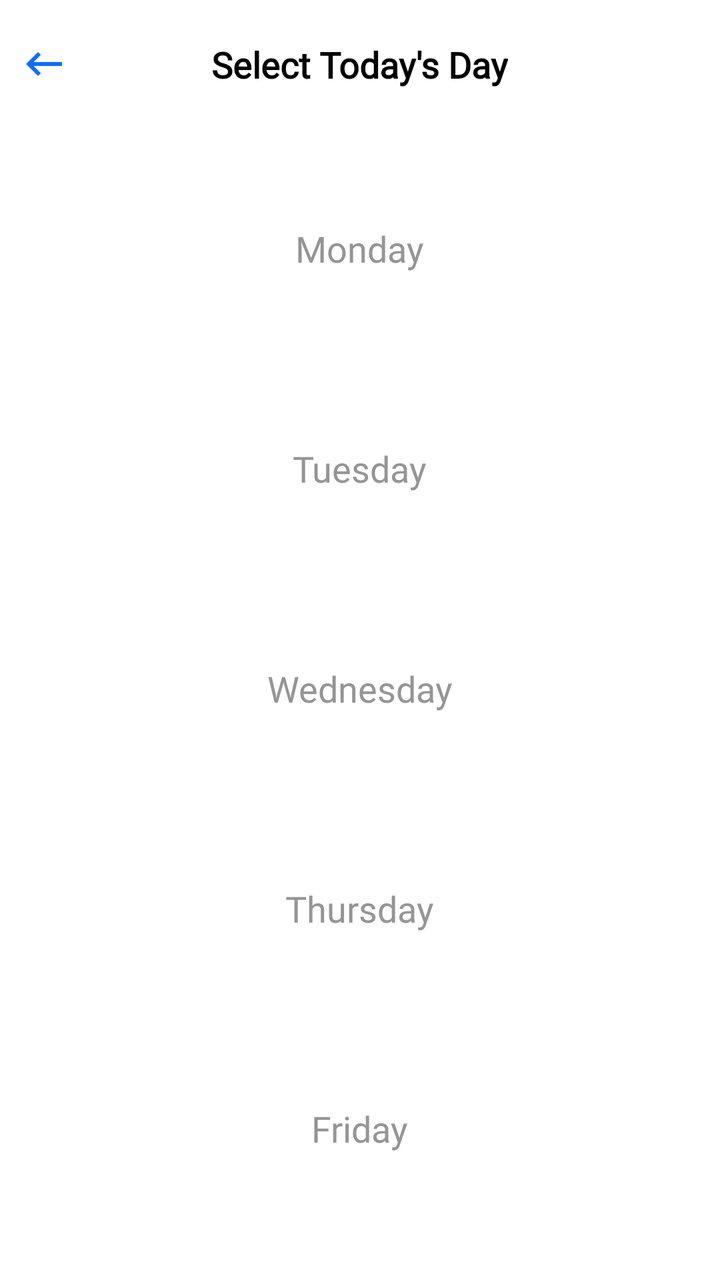
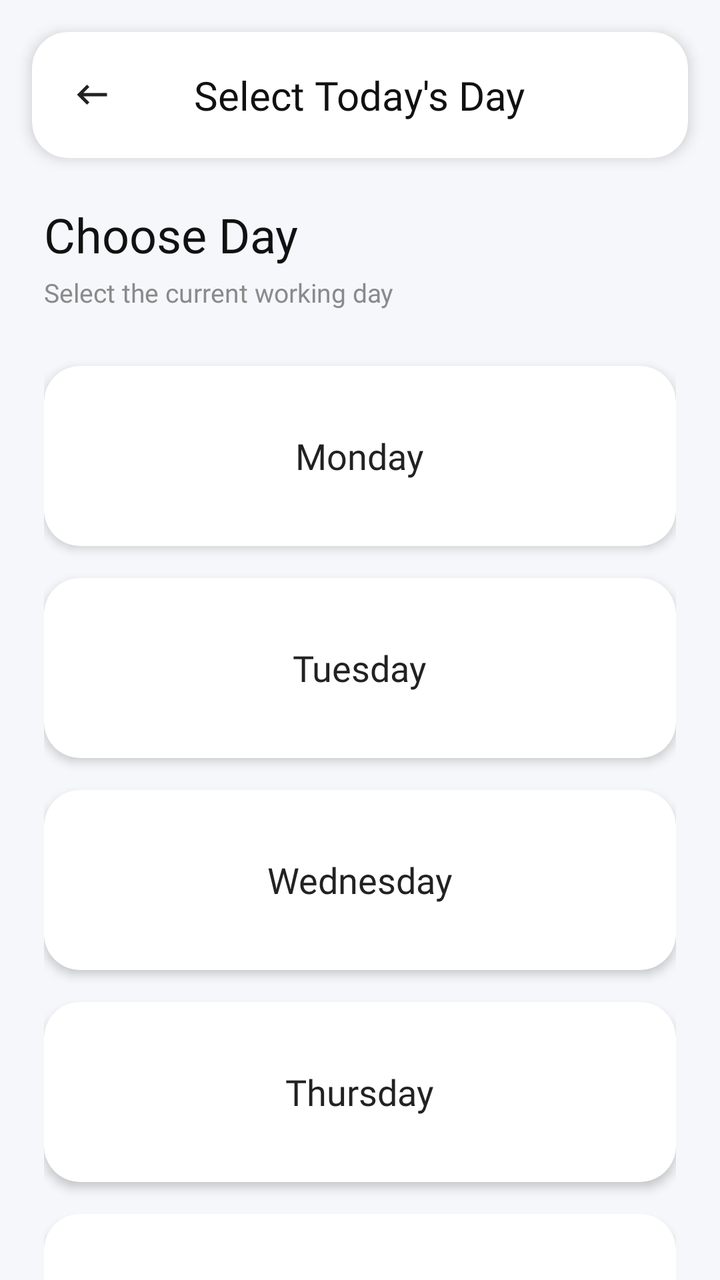

An Android layout rendered at two revisions. The XML below is the earlier revision; the diff shows what the commit changed to produce the second picture.
<!-- AndroidManifest.xml: application theme Theme.LMSKotlin -->
<!-- res/layout/activity_days.xml -->
<?xml version="1.0" encoding="utf-8"?>
<RelativeLayout xmlns:android="http://schemas.android.com/apk/res/android"
    xmlns:app="http://schemas.android.com/apk/res-auto"
    xmlns:tools="http://schemas.android.com/tools"
    android:layout_width="match_parent"
    android:layout_height="match_parent"
    android:background="@color/white"
    tools:context=".DaysActivity">

    <RelativeLayout
        android:id="@+id/toolbarRl"
        android:layout_width="match_parent"
        android:layout_height="wrap_content"
        android:layout_marginTop="20dp"
        android:elevation="20dp"
        android:gravity="center_vertical">

        <ImageView
            android:id="@+id/backBtn"
            android:layout_width="wrap_content"
            android:layout_height="wrap_content"
            android:layout_marginStart="10dp"
            android:src="@drawable/ic_back_black"
            app:tint="@color/colorPrimary" />

        <TextView
            android:layout_width="wrap_content"
            android:layout_height="wrap_content"
            android:layout_centerHorizontal="true"
            android:text="Select Today's Day"
            android:textColor="@color/black"
            android:textSize="18sp"
            android:fontFamily="@font/segoe_ui_bold"
            android:textStyle="bold" />

    </RelativeLayout>

    <androidx.core.widget.NestedScrollView
        android:layout_width="match_parent"
        android:layout_height="wrap_content"
        android:layout_below="@id/toolbarRl">

        <RelativeLayout
            android:layout_width="match_parent"
            android:layout_height="match_parent"
            android:elevation="10dp"
            android:layout_marginTop="10dp">

            <RelativeLayout
                android:id="@+id/mondayRl"
                android:layout_width="match_parent"
                android:layout_height="100dp"
                android:layout_marginBottom="10dp"
                android:layout_marginEnd="22dp"
                android:layout_marginStart="22dp"
                android:layout_marginTop="20dp"
                android:elevation="20dp">

                <TextView
                    android:id="@+id/monday"
                    android:layout_width="wrap_content"
                    android:layout_height="wrap_content"
                    android:layout_centerInParent="true"
                    android:fontFamily="@font/seg_ui_semibold"
                    android:padding="22dp"
                    android:text="Monday"
                    android:textColor="@color/colorGray02"
                    android:textSize="18sp" />


            </RelativeLayout>

            <RelativeLayout
                android:id="@+id/tuesdayRl"
                android:layout_width="match_parent"
                android:layout_height="100dp"
                android:layout_below="@id/mondayRl"
                android:layout_marginBottom="10dp"
                android:layout_marginEnd="22dp"
                android:layout_marginStart="22dp"
                android:elevation="10dp">

                <TextView
                    android:id="@+id/tuesday"
                    android:layout_width="wrap_content"
                    android:layout_height="wrap_content"
                    android:layout_centerInParent="true"
                    android:fontFamily="@font/seg_ui_semibold"
                    android:padding="22dp"
                    android:text="Tuesday"
                    android:textColor="@color/colorGray02"
                    android:textSize="18sp" />


            </RelativeLayout>

            <RelativeLayout
                android:id="@+id/wednesdayRl"
                android:layout_width="match_parent"
                android:layout_height="100dp"
                android:layout_below="@id/tuesdayRl"
                android:layout_marginStart="22dp"
                android:layout_marginEnd="22dp"
                android:layout_marginBottom="10dp"
                android:elevation="10dp">

                <TextView
                    android:id="@+id/wednesday"
                    android:layout_width="wrap_content"
                    android:layout_height="wrap_content"
                    android:layout_centerInParent="true"
                    android:fontFamily="@font/seg_ui_semibold"
                    android:padding="22dp"
                    android:text="Wednesday"
                    android:textColor="@color/colorGray02"
                    android:textSize="18sp" />

            </RelativeLayout>

            <RelativeLayout
                android:id="@+id/thurRl"
                android:layout_width="match_parent"
                android:layout_height="100dp"
                android:layout_below="@id/wednesdayRl"
                android:layout_marginStart="22dp"
                android:layout_marginEnd="22dp"
                android:layout_marginBottom="10dp"
                android:elevation="10dp">

                <TextView
                    android:id="@+id/thursday"
                    android:layout_width="wrap_content"
                    android:layout_height="wrap_content"
                    android:layout_centerInParent="true"
                    android:fontFamily="@font/seg_ui_semibold"
                    android:padding="22dp"
                    android:text="Thursday"
                    android:textColor="@color/colorGray02"
                    android:textSize="18sp" />

            </RelativeLayout>

            <RelativeLayout
                android:id="@+id/fridayRl"
                android:layout_width="match_parent"
                android:layout_height="100dp"
                android:layout_below="@id/thurRl"
                android:layout_marginBottom="10dp"
                android:layout_marginEnd="22dp"
                android:layout_marginStart="22dp"
                android:elevation="10dp">

                <TextView
                    android:id="@+id/friday"
                    android:layout_width="wrap_content"
                    android:layout_height="wrap_content"
                    android:layout_centerInParent="true"
                    android:fontFamily="@font/seg_ui_semibold"
                    android:padding="22dp"
                    android:text="Friday"
                    android:textColor="@color/colorGray02"
                    android:textSize="18sp" />

            </RelativeLayout>

            <RelativeLayout
                android:id="@+id/satRl"
                android:layout_width="match_parent"
                android:layout_height="100dp"
                android:layout_below="@id/fridayRl"
                android:layout_marginBottom="10dp"
                android:layout_marginStart="22dp"
                android:layout_marginEnd="22dp"
                android:elevation="10dp">

                <TextView
                    android:id="@+id/saturday"
                    android:layout_width="wrap_content"
                    android:layout_height="wrap_content"
                    android:layout_centerInParent="true"
                    android:fontFamily="@font/seg_ui_semibold"
                    android:padding="22dp"
                    android:text="Saturday"
                    android:textColor="@color/colorGray02"
                    android:textSize="18sp" />

            </RelativeLayout>

        </RelativeLayout>

    </androidx.core.widget.NestedScrollView>

</RelativeLayout>
<!-- resources referenced by this layout -->
<resources>
  <color name="black">#FF000000</color>
  <color name="colorGray02">#959595</color>
  <color name="colorPrimary">#0d6efd</color>
  <color name="white">#FFFFFFFF</color>
  <!-- drawable ic_back_black (drawable) -->
  <vector android:autoMirrored="true" android:height="24dp"
      android:tint="#000000" android:viewportHeight="24"
      android:viewportWidth="24" android:width="24dp" xmlns:android="http://schemas.android.com/apk/res/android">
      <path android:fillColor="@android:color/white" android:pathData="M21,11H6.83l3.58,-3.59L9,6l-6,6 6,6 1.41,-1.41L6.83,13H21z"/>
  </vector>
  <style name="Theme.LMSKotlin" parent="Theme.MaterialComponents.DayNight.NoActionBar">
          
          <item name="colorPrimary">@color/colorPrimary</item>
          <item name="colorPrimaryVariant">@color/colorPrimary</item>
          <item name="colorOnPrimary">@color/white</item>
          
          <item name="colorSecondary">@color/colorPrimary</item>
          <item name="colorSecondaryVariant">@color/colorPrimary</item>
          <item name="colorOnSecondary">@color/black</item>
          
          <item name="android:statusBarColor">?attr/colorPrimaryVariant</item>
          
      </style>
</resources>

<!-- the commit's change to res/layout/activity_days.xml (unified diff, before → after) -->
@@ -1,193 +1,225 @@
 <?xml version="1.0" encoding="utf-8"?>
-<RelativeLayout xmlns:android="http://schemas.android.com/apk/res/android"
+<androidx.constraintlayout.widget.ConstraintLayout
+    xmlns:android="http://schemas.android.com/apk/res/android"
     xmlns:app="http://schemas.android.com/apk/res-auto"
     xmlns:tools="http://schemas.android.com/tools"
     android:layout_width="match_parent"
     android:layout_height="match_parent"
-    android:background="@color/white"
+    android:background="#F5F7FA"
     tools:context=".DaysActivity">
 
-    <RelativeLayout
+    
+    <androidx.cardview.widget.CardView
         android:id="@+id/toolbarRl"
-        android:layout_width="match_parent"
+        android:layout_width="0dp"
         android:layout_height="wrap_content"
-        android:layout_marginTop="20dp"
-        android:elevation="20dp"
-        android:gravity="center_vertical">
-
-        <ImageView
-            android:id="@+id/backBtn"
-            android:layout_width="wrap_content"
-            android:layout_height="wrap_content"
-            android:layout_marginStart="10dp"
-            android:src="@drawable/ic_back_black"
-            app:tint="@color/colorPrimary" />
-
-        <TextView
-            android:layout_width="wrap_content"
-            android:layout_height="wrap_content"
-            android:layout_centerHorizontal="true"
-            android:text="Select Today's Day"
-            android:textColor="@color/black"
-            android:textSize="18sp"
-            android:fontFamily="@font/segoe_ui_bold"
-            android:textStyle="bold" />
-
-    </RelativeLayout>
-
-    <androidx.core.widget.NestedScrollView
-        android:layout_width="match_parent"
-        android:layout_height="wrap_content"
-        android:layout_below="@id/toolbarRl">
+        android:layout_marginStart="16dp"
+        android:layout_marginTop="16dp"
+        android:layout_marginEnd="16dp"
+        app:cardBackgroundColor="@android:color/white"
+        app:cardCornerRadius="18dp"
+        app:cardElevation="4dp"
+        app:layout_constraintEnd_toEndOf="parent"
+        app:layout_constraintStart_toStartOf="parent"
+        app:layout_constraintTop_toTopOf="parent">
 
         <RelativeLayout
             android:layout_width="match_parent"
-            android:layout_height="match_parent"
-            android:elevation="10dp"
-            android:layout_marginTop="10dp">
-
-            <RelativeLayout
+            android:layout_height="wrap_content"
+            android:padding="18dp">
+
+            <ImageView
+                android:id="@+id/backBtn"
+                android:layout_width="24dp"
+                android:layout_height="24dp"
+                android:layout_alignParentStart="true"
+                android:layout_centerVertical="true"
+                android:padding="2dp"
+                android:src="@drawable/ic_back_black"
+                app:tint="#222222" />
+
+            <TextView
+                android:layout_width="wrap_content"
+                android:layout_height="wrap_content"
+                android:layout_centerInParent="true"
+                android:fontFamily="@font/segoe_ui_bold"
+                android:text="Select Today's Day"
+                android:textColor="#111111"
+                android:textSize="20sp" />
+
+        </RelativeLayout>
+
+    </androidx.cardview.widget.CardView>
+
+    
+    <androidx.core.widget.NestedScrollView
+        android:layout_width="0dp"
+        android:layout_height="0dp"
+        android:fillViewport="true"
+        app:layout_constraintTop_toBottomOf="@id/toolbarRl"
+        app:layout_constraintBottom_toBottomOf="parent"
+        app:layout_constraintStart_toStartOf="parent"
+        app:layout_constraintEnd_toEndOf="parent">
+
+        <LinearLayout
+            android:layout_width="match_parent"
+            android:layout_height="wrap_content"
+            android:orientation="vertical"
+            android:padding="22dp">
+
+            
+            <TextView
+                android:layout_width="wrap_content"
+                android:layout_height="wrap_content"
+                android:fontFamily="@font/segoe_ui_bold"
+                android:text="Choose Day"
+                android:textColor="#111111"
+                android:textSize="24sp" />
+
+            <TextView
+                android:layout_width="wrap_content"
+                android:layout_height="wrap_content"
+                android:layout_marginTop="4dp"
+                android:fontFamily="@font/seg_ui_semibold"
+                android:text="Select the current working day"
+                android:textColor="#8A8A8A"
+                android:textSize="13sp" />
+
+            
+            <androidx.cardview.widget.CardView
                 android:id="@+id/mondayRl"
                 android:layout_width="match_parent"
-                android:layout_height="100dp"
+                android:layout_height="90dp"
+                android:layout_marginTop="28dp"
+                app:cardBackgroundColor="@android:color/white"
+                app:cardCornerRadius="18dp"
+                app:cardElevation="3dp">
+
+                <TextView
+                    android:id="@+id/monday"
+                    android:layout_width="wrap_content"
+                    android:layout_height="wrap_content"
+                    android:layout_gravity="center"
+                    android:fontFamily="@font/seg_ui_semibold"
+                    android:text="Monday"
+                    android:textColor="#222222"
+                    android:textSize="18sp" />
+
+            </androidx.cardview.widget.CardView>
+
+            
+            <androidx.cardview.widget.CardView
+                android:id="@+id/tuesdayRl"
+                android:layout_width="match_parent"
+                android:layout_height="90dp"
+                android:layout_marginTop="16dp"
+                app:cardBackgroundColor="@android:color/white"
+                app:cardCornerRadius="18dp"
+                app:cardElevation="3dp">
+
+                <TextView
+                    android:id="@+id/tuesday"
+                    android:layout_width="wrap_content"
+                    android:layout_height="wrap_content"
+                    android:layout_gravity="center"
+                    android:fontFamily="@font/seg_ui_semibold"
+                    android:text="Tuesday"
+                    android:textColor="#222222"
+                    android:textSize="18sp" />
+
+            </androidx.cardview.widget.CardView>
+
+            
+            <androidx.cardview.widget.CardView
+                android:id="@+id/wednesdayRl"
+                android:layout_width="match_parent"
+                android:layout_height="90dp"
+                android:layout_marginTop="16dp"
+                app:cardBackgroundColor="@android:color/white"
+                app:cardCornerRadius="18dp"
+                app:cardElevation="3dp">
+
+                <TextView
+                    android:id="@+id/wednesday"
+                    android:layout_width="wrap_content"
+                    android:layout_height="wrap_content"
+                    android:layout_gravity="center"
+                    android:fontFamily="@font/seg_ui_semibold"
+                    android:text="Wednesday"
+                    android:textColor="#222222"
+                    android:textSize="18sp" />
+
+            </androidx.cardview.widget.CardView>
+
+            
+            <androidx.cardview.widget.CardView
+                android:id="@+id/thurRl"
+                android:layout_width="match_parent"
+                android:layout_height="90dp"
+                android:layout_marginTop="16dp"
+                app:cardBackgroundColor="@android:color/white"
+                app:cardCornerRadius="18dp"
+                app:cardElevation="3dp">
+
+                <TextView
+                    android:id="@+id/thursday"
+                    android:layout_width="wrap_content"
+                    android:layout_height="wrap_content"
+                    android:layout_gravity="center"
+                    android:fontFamily="@font/seg_ui_semibold"
+                    android:text="Thursday"
+                    android:textColor="#222222"
+                    android:textSize="18sp" />
+
+            </androidx.cardview.widget.CardView>
+
+            
+            <androidx.cardview.widget.CardView
+                android:id="@+id/fridayRl"
+                android:layout_width="match_parent"
+                android:layout_height="90dp"
+                android:layout_marginTop="16dp"
+                app:cardBackgroundColor="@android:color/white"
+                app:cardCornerRadius="18dp"
+                app:cardElevation="3dp">
+
+                <TextView
+                    android:id="@+id/friday"
+                    android:layout_width="wrap_content"
+                    android:layout_height="wrap_content"
+                    android:layout_gravity="center"
+                    android:fontFamily="@font/seg_ui_semibold"
+                    android:text="Friday"
+                    android:textColor="#222222"
+                    android:textSize="18sp" />
+
+            </androidx.cardview.widget.CardView>
+
+            
+            <androidx.cardview.widget.CardView
+                android:id="@+id/satRl"
+                android:layout_width="match_parent"
+                android:layout_height="90dp"
+                android:layout_marginTop="16dp"
                 android:layout_marginBottom="10dp"
-                android:layout_marginEnd="22dp"
-                android:layout_marginStart="22dp"
-                android:layout_marginTop="20dp"
-                android:elevation="20dp">
-
-                <TextView
-                    android:id="@+id/monday"
-                    android:layout_width="wrap_content"
-                    android:layout_height="wrap_content"
-                    android:layout_centerInParent="true"
-                    android:fontFamily="@font/seg_ui_semibold"
-                    android:padding="22dp"
-                    android:text="Monday"
-                    android:textColor="@color/colorGray02"
-                    android:textSize="18sp" />
-
-
-            </RelativeLayout>
-
-            <RelativeLayout
-                android:id="@+id/tuesdayRl"
-                android:layout_width="match_parent"
-                android:layout_height="100dp"
-                android:layout_below="@id/mondayRl"
-                android:layout_marginBottom="10dp"
-                android:layout_marginEnd="22dp"
-                android:layout_marginStart="22dp"
-                android:elevation="10dp">
-
-                <TextView
-                    android:id="@+id/tuesday"
-                    android:layout_width="wrap_content"
-                    android:layout_height="wrap_content"
-                    android:layout_centerInParent="true"
-                    android:fontFamily="@font/seg_ui_semibold"
-                    android:padding="22dp"
-                    android:text="Tuesday"
-                    android:textColor="@color/colorGray02"
-                    android:textSize="18sp" />
-
-
-            </RelativeLayout>
-
-            <RelativeLayout
-                android:id="@+id/wednesdayRl"
-                android:layout_width="match_parent"
-                android:layout_height="100dp"
-                android:layout_below="@id/tuesdayRl"
-                android:layout_marginStart="22dp"
-                android:layout_marginEnd="22dp"
-                android:layout_marginBottom="10dp"
-                android:elevation="10dp">
-
-                <TextView
-                    android:id="@+id/wednesday"
-                    android:layout_width="wrap_content"
-                    android:layout_height="wrap_content"
-                    android:layout_centerInParent="true"
-                    android:fontFamily="@font/seg_ui_semibold"
-                    android:padding="22dp"
-                    android:text="Wednesday"
-                    android:textColor="@color/colorGray02"
-                    android:textSize="18sp" />
-
-            </RelativeLayout>
-
-            <RelativeLayout
-                android:id="@+id/thurRl"
-                android:layout_width="match_parent"
-                android:layout_height="100dp"
-                android:layout_below="@id/wednesdayRl"
-                android:layout_marginStart="22dp"
-                android:layout_marginEnd="22dp"
-                android:layout_marginBottom="10dp"
-                android:elevation="10dp">
-
-                <TextView
-                    android:id="@+id/thursday"
-                    android:layout_width="wrap_content"
-                    android:layout_height="wrap_content"
-                    android:layout_centerInParent="true"
-                    android:fontFamily="@font/seg_ui_semibold"
-                    android:padding="22dp"
-                    android:text="Thursday"
-                    android:textColor="@color/colorGray02"
-                    android:textSize="18sp" />
-
-            </RelativeLayout>
-
-            <RelativeLayout
-                android:id="@+id/fridayRl"
-                android:layout_width="match_parent"
-                android:layout_height="100dp"
-                android:layout_below="@id/thurRl"
-                android:layout_marginBottom="10dp"
-                android:layout_marginEnd="22dp"
-                android:layout_marginStart="22dp"
-                android:elevation="10dp">
-
-                <TextView
-                    android:id="@+id/friday"
-                    android:layout_width="wrap_content"
-                    android:layout_height="wrap_content"
-                    android:layout_centerInParent="true"
-                    android:fontFamily="@font/seg_ui_semibold"
-                    android:padding="22dp"
-                    android:text="Friday"
-                    android:textColor="@color/colorGray02"
-                    android:textSize="18sp" />
-
-            </RelativeLayout>
-
-            <RelativeLayout
-                android:id="@+id/satRl"
-                android:layout_width="match_parent"
-                android:layout_height="100dp"
-                android:layout_below="@id/fridayRl"
-                android:layout_marginBottom="10dp"
-                android:layout_marginStart="22dp"
-                android:layout_marginEnd="22dp"
-                android:elevation="10dp">
+                app:cardBackgroundColor="@android:color/white"
+                app:cardCornerRadius="18dp"
+                app:cardElevation="3dp">
 
                 <TextView
                     android:id="@+id/saturday"
                     android:layout_width="wrap_content"
                     android:layout_height="wrap_content"
-                    android:layout_centerInParent="true"
-                    android:fontFamily="@font/seg_ui_semibold"
-                    android:padding="22dp"
+                    android:layout_gravity="center"
+                    android:fontFamily="@font/seg_ui_semibold"
                     android:text="Saturday"
-                    android:textColor="@color/colorGray02"
-                    android:textSize="18sp" />
-
-            </RelativeLayout>
-
-        </RelativeLayout>
+                    android:textColor="#222222"
+                    android:textSize="18sp" />
+
+            </androidx.cardview.widget.CardView>
+
+        </LinearLayout>
 
     </androidx.core.widget.NestedScrollView>
 
-</RelativeLayout>
+</androidx.constraintlayout.widget.ConstraintLayout>
<!-- resource entries referenced after the edit -->
@@ -1,7 +1,6 @@
 <!-- resources referenced by this layout -->
 <resources>
   <color name="black">#FF000000</color>
-  <color name="colorGray02">#959595</color>
   <color name="colorPrimary">#0d6efd</color>
   <color name="white">#FFFFFFFF</color>
   <!-- drawable ic_back_black (drawable) -->
